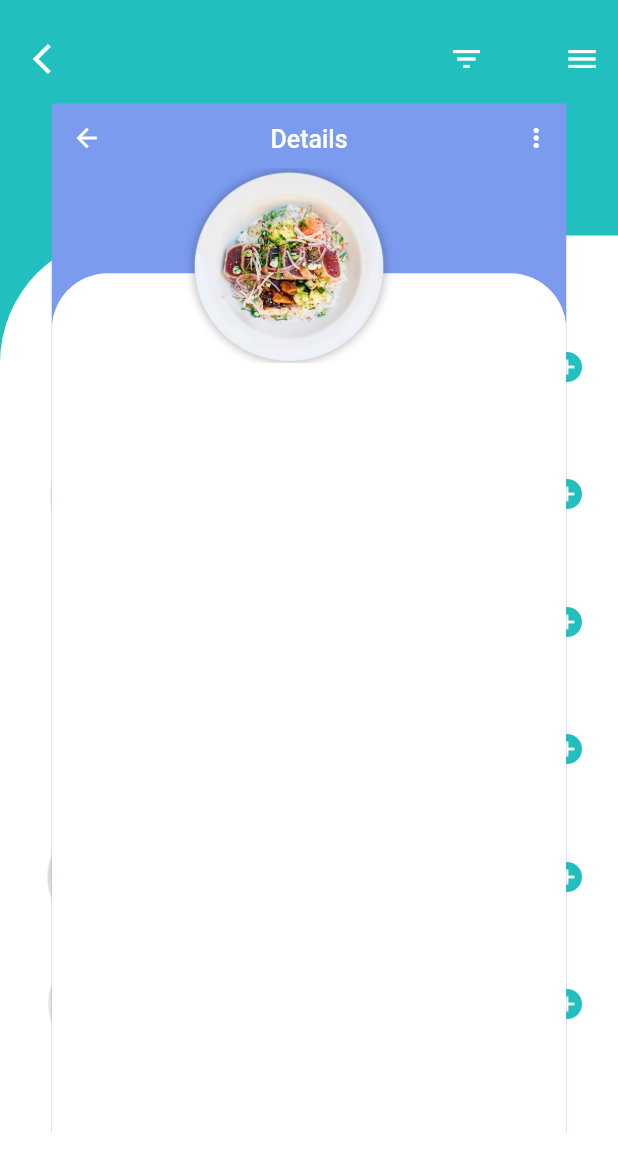
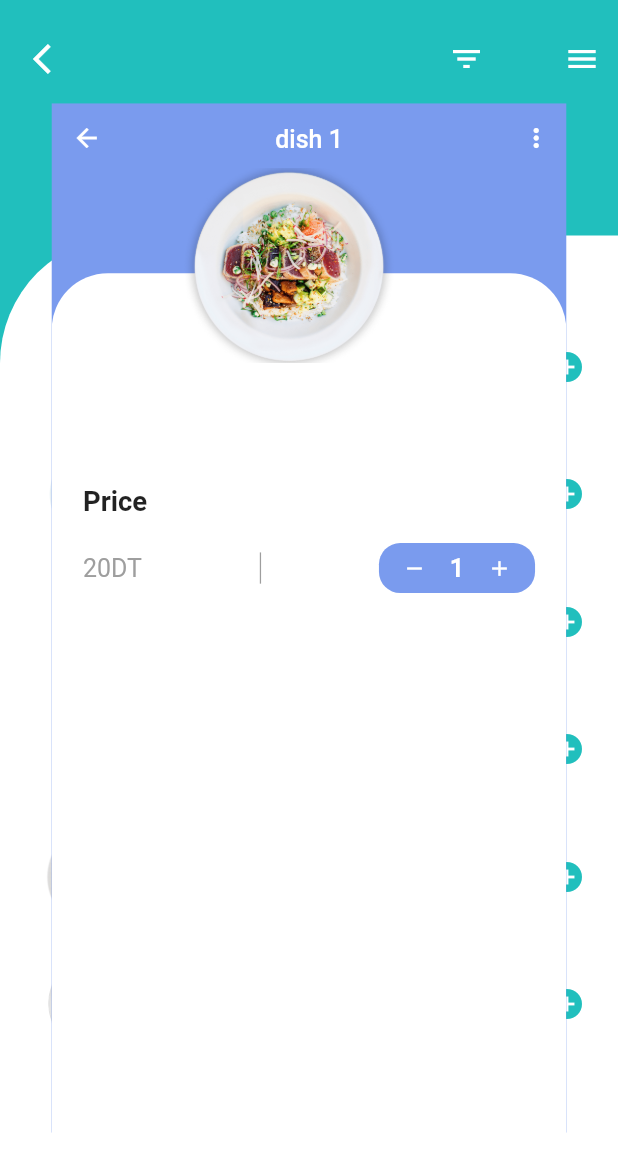
Before and after one commit to AymenSoft/FlutterOrderFood, a Flutter app: the screen it shows after launch, after a tap on "dish 1", on a phone screen of 412 x 824 dp. Shown: the top 1172 px of the screen. Run offline on Flutter 3.47's test engine with Material 2 defaults, Android fonts, the phone set to English and light mode, and no system bars; Roboto replaces fonts that are missing (Montserrat); project files that could hold a hidden picture were left out.

Commit message:
add food details and control quantity

```diff
--- a/lib/screens/food_details.dart
+++ b/lib/screens/food_details.dart
@@ -14,6 +14,8 @@ class FoodDetails extends StatefulWidget {
 }
 
 class _FoodDetailsState extends State<FoodDetails> {
+
+  int requestQuantity = 1;
 
   final heroTag;
   final name;
@@ -39,7 +41,7 @@ class _FoodDetailsState extends State<FoodDetails> {
           },
           icon: Icon(Icons.arrow_back, color: Colors.white),
         ),
-        title: Text('Details'),
+        title: Text(name),
         centerTitle: true,
         actions: <Widget>[
           IconButton(
@@ -82,7 +84,7 @@ class _FoodDetailsState extends State<FoodDetails> {
               width: MediaQuery.of(context).size.width,
               child: Wrap(
                 alignment: WrapAlignment.center,
-                children: [
+                children: <Widget>[
                   Hero(
                     tag: widget.heroTag,
                     child: Container(
@@ -98,6 +100,111 @@ class _FoodDetailsState extends State<FoodDetails> {
                   )
                 ],
               ),
+            ),
+            Positioned(
+              top: 250,
+              left: 25,
+              right: 25,
+              child: Column(
+                crossAxisAlignment: CrossAxisAlignment.start,
+                children: <Widget>[
+                  Text(
+                    'Price',
+                    style: TextStyle(
+                      fontFamily: 'Montserrat',
+                      fontSize: 22,
+                      fontWeight: FontWeight.bold
+                    )
+                  ),
+                  SizedBox(height: 20),
+                  Row(
+                    mainAxisAlignment: MainAxisAlignment.spaceBetween,
+                    children: <Widget>[
+                      Text(
+                        widget.price,
+                        style: TextStyle(
+                          fontFamily: 'Montserrat',
+                          fontSize: 20,
+                          color: Colors.grey
+                        ),
+                      ),
+                      Container(
+                        height: 25,
+                        width: 1,
+                        color: Colors.grey,
+                      ),
+                      Container(
+                        height: 40,
+                        width: 125,
+                        decoration: BoxDecoration(
+                          borderRadius: BorderRadius.circular(17),
+                          color: Color(0xff7A9BEE)
+                        ),
+                        child: Row(
+                          mainAxisAlignment: MainAxisAlignment.spaceEvenly,
+                          children: <Widget>[
+                            InkWell(
+                              onTap: (){
+                                setState(() {
+                                  if(requestQuantity>1){
+                                    requestQuantity--;
+                                  }
+                                });
+                              },
+                              child: Container(
+                                height: 25,
+                                width: 25,
+                                decoration: BoxDecoration(
+                                  borderRadius: BorderRadius.circular(7),
+                                  color: Color(0xff7A9BEE)
+                                ),
+                                child: Center(
+                                  child: Icon(
+                                    Icons.remove,
+                                    color: Colors.white,
+                                    size: 20,
+                                  ),
+                                ),
+                              ),
+                            ),
+                            Text(
+                              requestQuantity.toString(),
+                              style: TextStyle(
+                                fontFamily: 'Montserrat',
+                                fontWeight: FontWeight.bold,
+                                fontSize: 20,
+                                color: Colors.white
+                              ),
+                            ),
+                            InkWell(
+                              onTap: (){
+                                setState(() {
+                                  requestQuantity++;
+                                });
+                              },
+                              child: Container(
+                                height: 25,
+                                width: 25,
+                                decoration: BoxDecoration(
+                                  borderRadius: BorderRadius.circular(7),
+                                  color: Color(0xff7A9BEE)
+                                ),
+                                child: Center(
+                                  child: Icon(
+                                    Icons.add,
+                                    color: Colors.white,
+                                    size: 20,
+                                  ),
+                                ),
+                              ),
+                            ),
+                          ],
+                        ),
+                      )
+                    ],
+                  )
+                ],
+              ),
             )
           ],
         )
```
